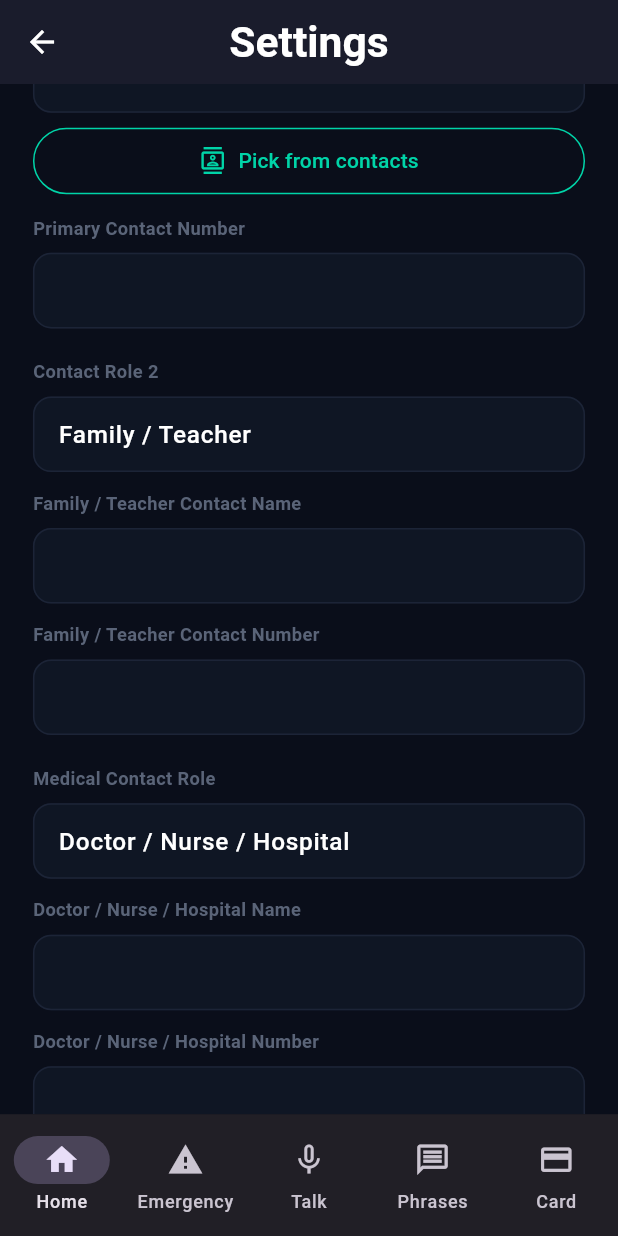
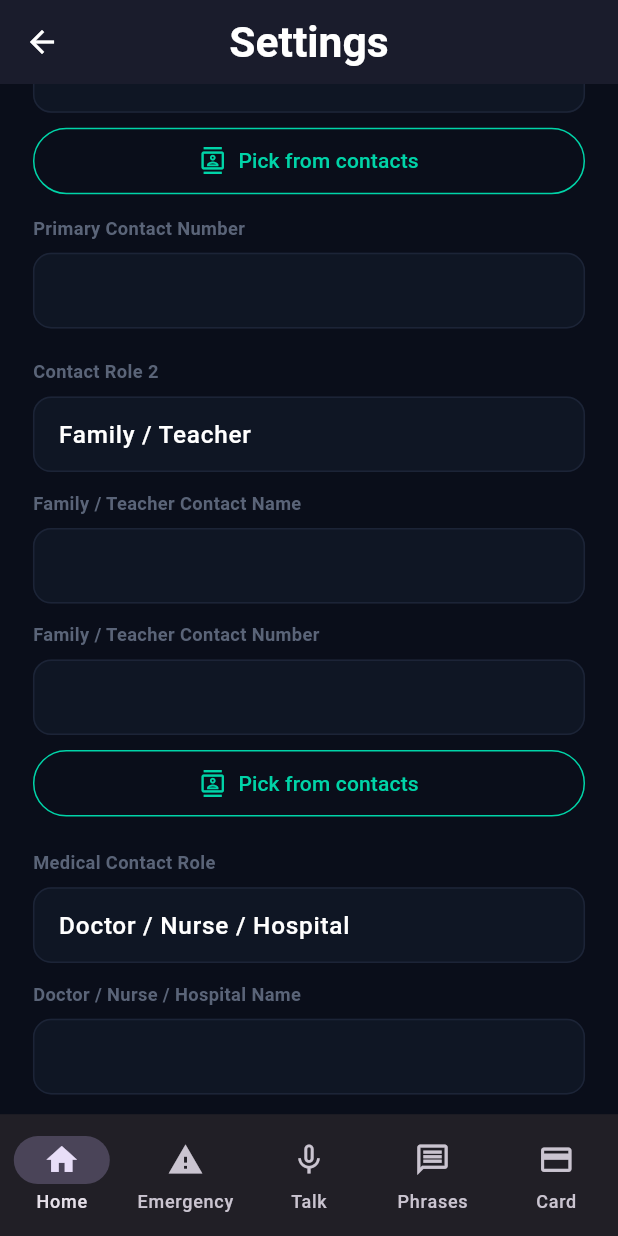
Before and after one commit to Boniface-devote/silenthelp-, a Flutter app: the SettingsScreen screen opened by its route, scrolled down 1152 dp, on a phone screen of 412 x 824 dp. Run offline on Flutter 3.47's test engine with Material 3 defaults, Android fonts, the light colour scheme and no system bars; our stand-ins replace easy_localization, flutter_native_contact_picker_plus, flutter_riverpod, flutter_screenutil, flutter_tts, geocoding and 7 more; missing offline and left inert: a package; accounts and stored records are empty.

Commit message:
web contact picker for all

```diff
--- a/lib/features/settings/settings_screen.dart
+++ b/lib/features/settings/settings_screen.dart
@@ -4,12 +4,35 @@ import 'package:flutter_screenutil/flutter_screenutil.dart';
 import 'package:easy_localization/easy_localization.dart';
 import 'package:go_router/go_router.dart';
 import 'package:flutter_native_contact_picker_plus/flutter_native_contact_picker_plus.dart';
+import 'package:flutter_native_contact_picker_plus/model/contact_model.dart';
 import 'package:permission_handler/permission_handler.dart';
 import '../../core/theme/app_colors.dart';
 import '../../core/theme/app_text_styles.dart';
 import '../../core/constants/app_constants.dart';
 import '../../shared/widgets/language_bar.dart';
 import 'settings_provider.dart';
+
+class ContactSelectionData {
+  const ContactSelectionData({
+    required this.name,
+    required this.phoneNumber,
+  });
+
+  final String name;
+  final String phoneNumber;
+}
+
+ContactSelectionData buildContactSelectionData(Contact contact) {
+  final contactName = contact.fullName?.trim() ?? '';
+  final phoneNumber = contact.phoneNumbers?.isNotEmpty == true
+      ? contact.phoneNumbers!.first.trim()
+      : '';
+
+  return ContactSelectionData(
+    name: contactName,
+    phoneNumber: phoneNumber,
+  );
+}
 
 class SettingsScreen extends ConsumerStatefulWidget {
   const SettingsScreen({Key? key}) : super(key: key);
@@ -190,7 +213,10 @@ class _SettingsScreenState extends ConsumerState<SettingsScreen> {
               child: SizedBox(
                 width: double.infinity,
                 child: OutlinedButton.icon(
-                  onPressed: _pickEmergencyContact,
+                  onPressed: () => _pickContactAndFill(
+                    nameController: _emNameController,
+                    phoneController: _emPhoneController,
+                  ),
                   icon: const Icon(Icons.contacts_outlined),
                   label: Text(context.tr('pick_from_contacts')),
                   style: OutlinedButton.styleFrom(
@@ -223,6 +249,27 @@ class _SettingsScreenState extends ConsumerState<SettingsScreen> {
               controller: _secondContactPhoneController,
               label: 'Family / Teacher Contact Number',
             ),
+            SizedBox(height: 8.h),
+            Semantics(
+              button: true,
+              label: context.tr('pick_from_contacts'),
+              child: SizedBox(
+                width: double.infinity,
+                child: OutlinedButton.icon(
+                  onPressed: () => _pickContactAndFill(
+                    nameController: _secondContactNameController,
+                    phoneController: _secondContactPhoneController,
+                  ),
+                  icon: const Icon(Icons.contacts_outlined),
+                  label: Text(context.tr('pick_from_contacts')),
+                  style: OutlinedButton.styleFrom(
+                    padding: EdgeInsets.symmetric(vertical: 12.h),
+                    side: const BorderSide(color: AppColors.teal),
+                    foregroundColor: AppColors.teal,
+                  ),
+                ),
+              ),
+            ),
 
             SizedBox(height: 20.h),
             _buildTextField(
@@ -238,6 +285,27 @@ class _SettingsScreenState extends ConsumerState<SettingsScreen> {
             _buildTextField(
               controller: _medicalContactPhoneController,
               label: 'Doctor / Nurse / Hospital Number',
+            ),
+            SizedBox(height: 8.h),
+            Semantics(
+              button: true,
+              label: context.tr('pick_from_contacts'),
+              child: SizedBox(
+                width: double.infinity,
+                child: OutlinedButton.icon(
+                  onPressed: () => _pickContactAndFill(
+                    nameController: _medicalContactNameController,
+                    phoneController: _medicalContactPhoneController,
+                  ),
+                  icon: const Icon(Icons.contacts_outlined),
+                  label: Text(context.tr('pick_from_contacts')),
+                  style: OutlinedButton.styleFrom(
+                    padding: EdgeInsets.symmetric(vertical: 12.h),
+                    side: const BorderSide(color: AppColors.teal),
+                    foregroundColor: AppColors.teal,
+                  ),
+                ),
+              ),
             ),
 
             SizedBox(height: 32.h),
@@ -319,7 +387,10 @@ class _SettingsScreenState extends ConsumerState<SettingsScreen> {
     );
   }
 
-  Future<void> _pickEmergencyContact() async {
+  Future<void> _pickContactAndFill({
+    required TextEditingController nameController,
+    required TextEditingController phoneController,
+  }) async {
     final currentStatus = await Permission.contacts.status;
     final permissionStatus = currentStatus.isGranted
         ? currentStatus
@@ -354,15 +425,12 @@ class _SettingsScreenState extends ConsumerState<SettingsScreen> {
         return;
       }
 
-      final contactName = contact.fullName?.trim() ?? '';
-      final phoneNumber = contact.phoneNumbers?.isNotEmpty == true
-          ? contact.phoneNumbers!.first.trim()
-          : '';
+      final selection = buildContactSelectionData(contact);
 
       if (mounted) {
         setState(() {
-          _emNameController.text = contactName;
-          _emPhoneController.text = phoneNumber;
+          nameController.text = selection.name;
+          phoneController.text = selection.phoneNumber;
         });
 
         ScaffoldMessenger.of(context).showSnackBar(
```
Also changed, not shown: 1 other file.
